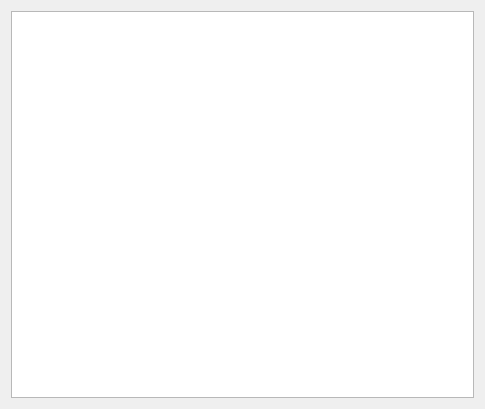
Qt form TablePreviewWidget.ui (KarKarbI4/test_db_generator) before a commit.
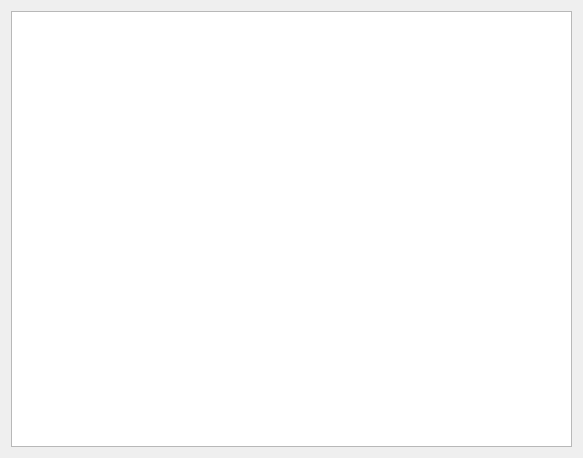
The same form after that commit.

Commit message: Added widgets inside SchemaTreeItem classes

Diff of the .ui file:
```diff
--- a/TablePreviewWidget.ui
+++ b/TablePreviewWidget.ui
@@ -6,8 +6,8 @@
    <rect>
     <x>0</x>
     <y>0</y>
-    <width>485</width>
-    <height>409</height>
+    <width>583</width>
+    <height>458</height>
    </rect>
   </property>
   <property name="windowTitle">
@@ -16,6 +16,18 @@
   <layout class="QGridLayout" name="gridLayout">
    <item row="0" column="0">
     <widget class="QTableWidget" name="tableWidget">
+     <property name="frameShape">
+      <enum>QFrame::StyledPanel</enum>
+     </property>
+     <property name="sizeAdjustPolicy">
+      <enum>QAbstractScrollArea::AdjustToContents</enum>
+     </property>
+     <property name="editTriggers">
+      <set>QAbstractItemView::NoEditTriggers</set>
+     </property>
+     <property name="selectionMode">
+      <enum>QAbstractItemView::NoSelection</enum>
+     </property>
      <property name="showGrid">
       <bool>true</bool>
      </property>
@@ -34,9 +46,15 @@
      <attribute name="horizontalHeaderHighlightSections">
       <bool>true</bool>
      </attribute>
+     <attribute name="horizontalHeaderStretchLastSection">
+      <bool>false</bool>
+     </attribute>
      <attribute name="verticalHeaderVisible">
       <bool>false</bool>
      </attribute>
+     <attribute name="verticalHeaderStretchLastSection">
+      <bool>true</bool>
+     </attribute>
     </widget>
    </item>
   </layout>
```
The commit also changes 4 other files.
